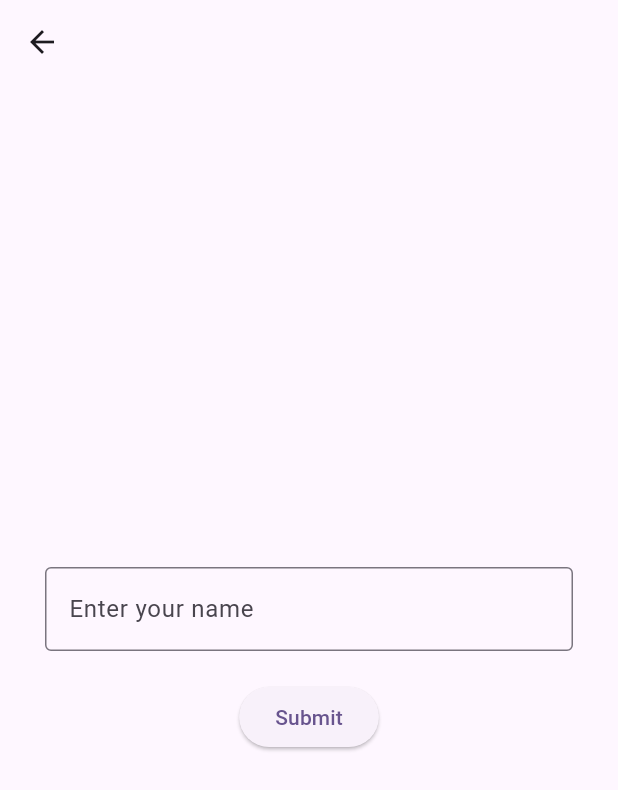
After one commit to OlehChornyi/animations_flutter, a Flutter app: the RegistrationForm screen opened directly, on a phone screen of 412 x 824 dp. The commit adds this screen. Shown: the top 790 px of the screen. Run offline on Flutter 3.47's test engine with Material 3 defaults, Android fonts, the phone set to English and light mode, and no system bars.

Commit message:
registration form

```diff
--- /dev/null
+++ b/lib/explicit_animations/12_registration_form.dart
@@ -0,0 +1,152 @@
+import 'package:flutter/material.dart';
+
+class RegistrationForm extends StatefulWidget {
+  @override
+  _RegistrationFormState createState() => _RegistrationFormState();
+}
+
+class _RegistrationFormState extends State<RegistrationForm>
+    with TickerProviderStateMixin {
+  final TextEditingController _controller = TextEditingController();
+  late AnimationController _formController;
+  late AnimationController _welcomeController;
+  late Animation<double> _formFadeAnimation;
+  late Animation<Offset> _formSlideAnimation;
+  late Animation<Offset> _welcomeOffsetAnimation;
+  late Animation<double> _welcomeFadeAnimation;
+  String _name = '';
+  FocusNode _focusNode = FocusNode();
+
+  @override
+  void initState() {
+    super.initState();
+
+    _formController = AnimationController(
+      vsync: this,
+      duration: Duration(milliseconds: 1000),
+    );
+
+    _formFadeAnimation = Tween<double>(begin: 1.0, end: 0.0).animate(
+      CurvedAnimation(parent: _formController, curve: Curves.easeInOutBack),
+    );
+
+    _formSlideAnimation = Tween<Offset>(
+      begin: Offset.zero,
+      end: Offset(0.0, -10.0),
+    ).animate(
+      CurvedAnimation(parent: _formController, curve: Curves.elasticIn),
+    );
+
+    _welcomeController = AnimationController(
+      vsync: this,
+      duration: Duration(milliseconds: 800),
+    );
+
+    _welcomeOffsetAnimation = Tween<Offset>(
+      begin: Offset(0.0, 1.0),
+      end: Offset.zero,
+    ).animate(
+      CurvedAnimation(parent: _welcomeController, curve: Curves.easeInOutBack),
+    );
+
+    _welcomeFadeAnimation = Tween<double>(begin: 0.0, end: 1.0).animate(
+      CurvedAnimation(parent: _welcomeController, curve: Curves.elasticOut),
+    );
+  }
+
+  void _submitForm() {
+    if (_controller.text.isNotEmpty) {
+      setState(() {
+        _name = _controller.text;
+      });
+      _formController.forward().then((_) {
+        _welcomeController.forward();
+      });
+    }
+  }
+
+  @override
+  void dispose() {
+    _controller.dispose();
+    _formController.dispose();
+    _welcomeController.dispose();
+    super.dispose();
+  }
+
+  @override
+  Widget build(BuildContext context) {
+    return Scaffold(
+      appBar: AppBar(),
+      body: Stack(
+        children: [
+          AnimatedBuilder(
+            animation: _formController,
+            builder: (context, child) {
+              return FadeTransition(
+                opacity: _formFadeAnimation,
+                child: SlideTransition(
+                  position: _formSlideAnimation,
+                  child: child,
+                ),
+              );
+            },
+            child: Column(
+              mainAxisAlignment: MainAxisAlignment.center,
+              children: [
+                Padding(
+                  padding: const EdgeInsets.symmetric(horizontal: 30.0),
+                  child: TextField(
+                    controller: _controller,
+                    focusNode: _focusNode,
+                    decoration: InputDecoration(
+                      labelText: 'Enter your name',
+                      border: OutlineInputBorder(),
+                    ),
+                  ),
+                ),
+                SizedBox(height: 20),
+                ElevatedButton(
+                  onPressed: () {
+                    _submitForm();
+                    _focusNode.unfocus();
+                  },
+                  child: Text('Submit'),
+                ),
+              ],
+            ),
+          ),
+          AnimatedBuilder(
+            animation: _welcomeController,
+            builder: (context, child) {
+              return FadeTransition(
+                opacity: _welcomeFadeAnimation,
+                child: SlideTransition(
+                  position: _welcomeOffsetAnimation,
+                  child: child,
+                ),
+              );
+            },
+            child: Center(
+              child: Column(
+                mainAxisAlignment: MainAxisAlignment.center,
+                children: [
+                  Icon(Icons.check_circle, size: 80, color: Colors.green),
+                  SizedBox(height: 20),
+                  Text(
+                    'Welcome, $_name!',
+                    style: TextStyle(fontSize: 24, fontWeight: FontWeight.bold),
+                  ),
+                  SizedBox(height: 10),
+                  Text(
+                    "We're glad to have you on board.",
+                    style: TextStyle(fontSize: 16, color: Colors.grey[600]),
+                  ),
+                ],
+              ),
+            ),
+          ),
+        ],
+      ),
+    );
+  }
+}
--- a/lib/pages/explicit_animations.dart
+++ b/lib/pages/explicit_animations.dart
@@ -1,5 +1,6 @@
 import 'package:animations_flutter/explicit_animations/10_physics_card_drag.dart';
 import 'package:animations_flutter/explicit_animations/11_gradient_transition.dart';
+import 'package:animations_flutter/explicit_animations/12_registration_form.dart';
 import 'package:animations_flutter/explicit_animations/1_explicit_animation.dart';
 import 'package:animations_flutter/explicit_animations/2_staggered_animation.dart';
 import 'package:animations_flutter/explicit_animations/3_hero_animation.dart';
@@ -78,6 +79,10 @@ class _ExplicitAnimationsState extends State<ExplicitAnimations> {
               onPressed: () => navigator(context, GradientTransition()),
               child: Text('Gradient Transition'),
             ),
+            ElevatedButton(
+              onPressed: () => navigator(context, RegistrationForm()),
+              child: Text('Registration Form'),
+            ),
           ],
         ),
       ),
```
